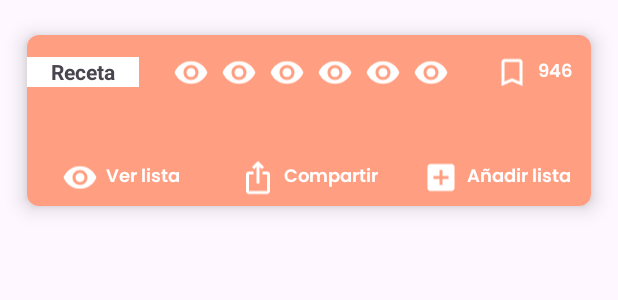
After one commit to danimarin24/shopmate, an Android app: the layout card_normal.xml on its own in the app's theme, with its tools: preview values and no code run, on a phone screen of 412 x 824 dp. The commit adds this screen. Shown: the top 300 px of the screen. Run offline under Robolectric (Android 15) with nearby library versions, the phone set to English and light mode, and no system bars.

```diff
--- /dev/null
+++ b/shopmate_app/app/src/main/res/drawable/baseline_add_box_24.xml
@@ -0,0 +1,5 @@
+<vector xmlns:android="http://schemas.android.com/apk/res/android" android:height="24dp" android:tint="#FFFFFF" android:viewportHeight="24" android:viewportWidth="24" android:width="24dp">
+
+    <path android:fillColor="@android:color/white" android:pathData="M19,3L5,3c-1.11,0 -2,0.9 -2,2v14c0,1.1 0.89,2 2,2h14c1.1,0 2,-0.9 2,-2L21,5c0,-1.1 -0.9,-2 -2,-2zM17,13h-4v4h-2v-4L7,13v-2h4L11,7h2v4h4v2z"/>
+
+</vector>
--- /dev/null
+++ b/shopmate_app/app/src/main/res/drawable/baseline_bookmark_border_24.xml
@@ -0,0 +1,5 @@
+<vector xmlns:android="http://schemas.android.com/apk/res/android" android:height="24dp" android:tint="#FFFFFF" android:viewportHeight="24" android:viewportWidth="24" android:width="24dp">
+
+    <path android:fillColor="@android:color/white" android:pathData="M17,3L7,3c-1.1,0 -1.99,0.9 -1.99,2L5,21l7,-3 7,3L19,5c0,-1.1 -0.9,-2 -2,-2zM17,18l-5,-2.18L7,18L7,5h10v13z"/>
+
+</vector>
--- /dev/null
+++ b/shopmate_app/app/src/main/res/drawable/baseline_edit_note_24.xml
@@ -0,0 +1,5 @@
+<vector xmlns:android="http://schemas.android.com/apk/res/android" android:height="24dp" android:tint="#FFFFFF" android:viewportHeight="24" android:viewportWidth="24" android:width="24dp">
+
+    <path android:fillColor="@android:color/white" android:pathData="M3,10h11v2H3V10zM3,8h11V6H3V8zM3,16h7v-2H3V16zM18.01,12.87l0.71,-0.71c0.39,-0.39 1.02,-0.39 1.41,0l0.71,0.71c0.39,0.39 0.39,1.02 0,1.41l-0.71,0.71L18.01,12.87zM17.3,13.58l-5.3,5.3V21h2.12l5.3,-5.3L17.3,13.58z"/>
+
+</vector>
--- /dev/null
+++ b/shopmate_app/app/src/main/res/drawable/baseline_ios_share_24.xml
@@ -0,0 +1,5 @@
+<vector xmlns:android="http://schemas.android.com/apk/res/android" android:height="24dp" android:tint="#FFFFFF" android:viewportHeight="24" android:viewportWidth="24" android:width="24dp">
+
+    <path android:fillColor="@android:color/white" android:pathData="M16,5l-1.42,1.42 -1.59,-1.59L12.99,16h-1.98L11.01,4.83L9.42,6.42 8,5l4,-4 4,4zM20,10v11c0,1.1 -0.9,2 -2,2L6,23c-1.11,0 -2,-0.9 -2,-2L4,10c0,-1.11 0.89,-2 2,-2h3v2L6,10v11h12L18,10h-3L15,8h3c1.1,0 2,0.89 2,2z"/>
+
+</vector>
--- /dev/null
+++ b/shopmate_app/app/src/main/res/drawable/baseline_remove_red_eye_24.xml
@@ -0,0 +1,5 @@
+<vector xmlns:android="http://schemas.android.com/apk/res/android" android:height="24dp" android:tint="#FFFFFF" android:viewportHeight="24" android:viewportWidth="24" android:width="24dp">
+
+    <path android:fillColor="@android:color/white" android:pathData="M12,4.5C7,4.5 2.73,7.61 1,12c1.73,4.39 6,7.5 11,7.5s9.27,-3.11 11,-7.5c-1.73,-4.39 -6,-7.5 -11,-7.5zM12,17c-2.76,0 -5,-2.24 -5,-5s2.24,-5 5,-5 5,2.24 5,5 -2.24,5 -5,5zM12,9c-1.66,0 -3,1.34 -3,3s1.34,3 3,3 3,-1.34 3,-3 -1.34,-3 -3,-3z"/>
+
+</vector>
--- /dev/null
+++ b/shopmate_app/app/src/main/res/layout/card_normal.xml
@@ -0,0 +1,248 @@
+<?xml version="1.0" encoding="utf-8"?>
+<androidx.cardview.widget.CardView xmlns:android="http://schemas.android.com/apk/res/android"
+    xmlns:app="http://schemas.android.com/apk/res-auto"
+    android:layout_width="match_parent"
+    android:layout_height="150dp"
+    android:layout_margin="5dp"
+    app:cardBackgroundColor="@color/white"
+    app:cardCornerRadius="8dp"
+    app:cardElevation="8dp"
+    app:cardMaxElevation="10dp"
+    app:cardPreventCornerOverlap="true"
+    app:cardUseCompatPadding="true">
+
+    <androidx.constraintlayout.widget.ConstraintLayout
+        android:layout_width="match_parent"
+        android:layout_height="match_parent"
+        android:background="#FF9E80"
+        >
+
+        <LinearLayout
+            android:layout_width="match_parent"
+            android:layout_height="50dp"
+            android:weightSum="100"
+            android:gravity="center_vertical"
+            app:layout_constraintEnd_toEndOf="parent"
+            app:layout_constraintStart_toStartOf="parent"
+            app:layout_constraintTop_toTopOf="parent">
+
+            <TextView
+                android:layout_width="0dp"
+                android:layout_weight="20"
+                android:gravity="center"
+                android:textStyle="bold"
+                android:background="@color/white"
+                android:layout_height="20dp"
+                android:text="Receta"/>
+
+            <Space
+                android:layout_width="0dp"
+                android:layout_height="match_parent"
+                android:layout_weight="5"/>
+
+            <GridLayout
+                android:layout_width="0dp"
+                android:layout_height="match_parent"
+                android:useDefaultMargins="true"
+                android:layout_weight="50">
+
+                <ImageView
+                    android:layout_width="wrap_content"
+                    android:layout_height="match_parent"
+                    android:src="@drawable/baseline_remove_red_eye_24"
+                    />
+                <ImageView
+                    android:layout_width="wrap_content"
+                    android:layout_height="match_parent"
+                    android:src="@drawable/baseline_remove_red_eye_24"
+                    />
+                <ImageView
+                    android:layout_width="wrap_content"
+                    android:layout_height="match_parent"
+                    android:src="@drawable/baseline_remove_red_eye_24"
+                    />
+                <ImageView
+                    android:layout_width="wrap_content"
+                    android:layout_height="match_parent"
+                    android:src="@drawable/baseline_remove_red_eye_24"
+                    />
+                <ImageView
+                    android:layout_width="wrap_content"
+                    android:layout_height="match_parent"
+                    android:src="@drawable/baseline_remove_red_eye_24"
+                    />
+                <ImageView
+                    android:layout_width="wrap_content"
+                    android:layout_height="match_parent"
+                    android:src="@drawable/baseline_remove_red_eye_24"
+                    />
+                <ImageView
+                    android:layout_width="wrap_content"
+                    android:layout_height="match_parent"
+                    android:src="@drawable/baseline_remove_red_eye_24"
+                    />
+
+            </GridLayout>
+
+            <Space
+                android:layout_width="0dp"
+                android:layout_height="match_parent"
+                android:layout_weight="5"/>
+
+            <LinearLayout
+                android:id="@+id/lsaves"
+                android:layout_width="0dp"
+                android:layout_height="match_parent"
+                android:layout_weight="20"
+                android:gravity="center"
+                app:layout_constraintBottom_toBottomOf="parent"
+                app:layout_constraintEnd_toEndOf="parent"
+                app:layout_constraintStart_toStartOf="parent"
+                app:layout_constraintTop_toBottomOf="@+id/textView">
+
+
+                <ImageView
+                    android:layout_width="wrap_content"
+                    android:layout_height="match_parent"
+                    android:src="@drawable/baseline_bookmark_border_24"
+                    />
+
+                <Space
+                    android:layout_width="5dp"
+                    android:layout_height="match_parent"/>
+
+                <TextView
+                    android:layout_width="wrap_content"
+                    android:layout_height="match_parent"
+                    android:fontFamily="@font/poppins_semibold"
+                    android:gravity="center_vertical"
+                    android:text="946"
+                    android:textColor="@color/white"
+                    android:textSize="12sp" />
+
+            </LinearLayout>
+
+
+        </LinearLayout>
+
+
+
+
+        <LinearLayout
+            android:layout_width="match_parent"
+            android:layout_height="30dp"
+            android:layout_marginBottom="4dp"
+            app:layout_constraintBottom_toBottomOf="parent"
+            app:layout_constraintEnd_toEndOf="parent"
+            app:layout_constraintStart_toStartOf="parent"
+            android:weightSum="12"
+            >
+
+            <LinearLayout
+                android:id="@+id/l1"
+                android:layout_width="0dp"
+                android:layout_height="match_parent"
+                android:layout_weight="4"
+                android:gravity="center"
+                app:layout_constraintBottom_toBottomOf="parent"
+                app:layout_constraintEnd_toEndOf="parent"
+                app:layout_constraintStart_toStartOf="parent"
+                app:layout_constraintTop_toBottomOf="@+id/textView">
+
+
+                <ImageView
+                    android:layout_width="wrap_content"
+                    android:layout_height="match_parent"
+                    android:src="@drawable/baseline_remove_red_eye_24"
+                    />
+
+                <Space
+                    android:layout_width="5dp"
+                    android:layout_height="match_parent"/>
+
+                <TextView
+                    android:layout_width="wrap_content"
+                    android:layout_height="match_parent"
+                    android:fontFamily="@font/poppins_semibold"
+                    android:gravity="center_vertical"
+                    android:text="Ver lista"
+                    android:textColor="@color/white"
+                    android:textSize="12sp" />
+
+            </LinearLayout>
+
+            <LinearLayout
+                android:id="@+id/l2"
+                android:layout_width="0dp"
+                android:layout_height="match_parent"
+                android:layout_weight="4"
+                android:gravity="center"
+                app:layout_constraintBottom_toBottomOf="parent"
+                app:layout_constraintEnd_toEndOf="parent"
+                app:layout_constraintStart_toStartOf="parent"
+                app:layout_constraintTop_toBottomOf="@+id/textView">
+
+
+                <ImageView
+                    android:layout_width="wrap_content"
+                    android:layout_height="match_parent"
+                    android:src="@drawable/baseline_ios_share_24"
+                    />
+                <Space
+                    android:layout_width="5dp"
+                    android:layout_height="match_parent"/>
+
+
+                <TextView
+                    android:layout_width="wrap_content"
+                    android:layout_height="match_parent"
+                    android:fontFamily="@font/poppins_semibold"
+                    android:gravity="center"
+                    android:text="Compartir"
+                    android:textAlignment="center"
+                    android:textColor="@color/white"
+                    android:textSize="12sp" />
+
+            </LinearLayout>
+
+            <LinearLayout
+                android:id="@+id/linearLayout"
+                android:layout_width="0dp"
+                android:layout_height="match_parent"
+                android:layout_weight="4"
+                android:gravity="center"
+                app:layout_constraintBottom_toBottomOf="parent"
+                app:layout_constraintEnd_toEndOf="parent"
+                app:layout_constraintStart_toStartOf="parent"
+                app:layout_constraintTop_toBottomOf="@+id/textView">
+
+
+                <ImageView
+                    android:layout_width="wrap_content"
+                    android:layout_height="match_parent"
+                    android:src="@drawable/baseline_add_box_24"
+                    />
+
+                <Space
+                    android:layout_width="5dp"
+                    android:layout_height="match_parent"/>
+
+
+                <TextView
+                    android:layout_width="wrap_content"
+                    android:layout_height="match_parent"
+                    android:fontFamily="@font/poppins_semibold"
+                    android:gravity="center"
+                    android:text="Añadir lista"
+                    android:textAlignment="center"
+                    android:textColor="@color/white"
+                    android:textSize="12sp" />
+
+            </LinearLayout>
+
+        </LinearLayout>
+
+
+
+    </androidx.constraintlayout.widget.ConstraintLayout>
+</androidx.cardview.widget.CardView>
```
Also changed, not shown: shopmate_app/app/src/main/java/com/example/shopmate_app/api/APIService.kt (+19 -5 lines), shopmate_app/app/src/main/java/com/example/shopmate_app/api/CrudApi.kt (+21 -0 lines), shopmate_app/app/src/main/java/com/example/shopmate_app/model/Category.kt (deleted, +0 -13 lines), shopmate_app/app/src/main/java/com/example/shopmate_app/model/Setting.kt (added, +16 -0 lines), shopmate_app/app/src/main/java/com/example/shopmate_app/model/Stat.kt (added, +11 -0 lines), shopmate_app/app/src/main/java/com/example/shopmate_app/model/User.kt (+16 -16 lines), shopmate_app/app/src/main/java/com/example/shopmate_app/view/login/LoginActivity.kt (+70 -6 lines), shopmate_app/app/src/main/res/layout/card_edit.xml (added, +247 -0 lines).
